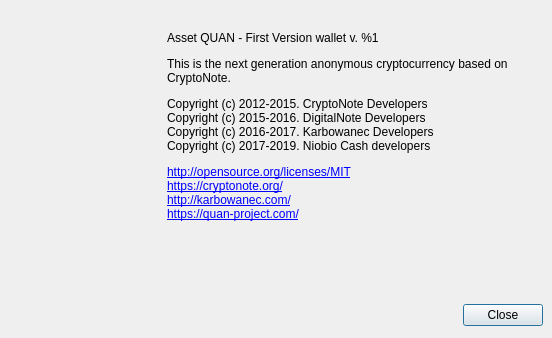
Above: src/gui/ui/aboutdialog.ui from niobio-cash/niobiomoneywallet before the change. Below: the same form after it.
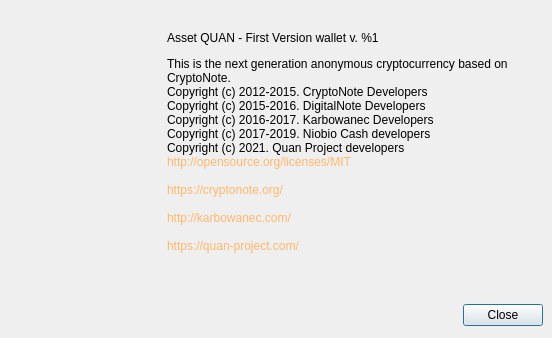
That is the form after the change. Icons and pictures are not drawn.

Commit message: :recycle: refactor(rebrand): :art: styles and ticker

```diff
--- a/src/gui/ui/aboutdialog.ui
+++ b/src/gui/ui/aboutdialog.ui
@@ -101,7 +101,7 @@
          </size>
         </property>
         <property name="text">
-         <string>&lt;html&gt;&lt;head/&gt;&lt;body&gt;&lt;p&gt;Asset QUAN - First Version wallet v. %1&lt;/p&gt;&lt;p&gt;This is the next generation anonymous cryptocurrency based on CryptoNote.&lt;/p&gt;&lt;p&gt;Copyright (c) 2012-2015. CryptoNote Developers&lt;br/&gt;Copyright (c) 2015-2016. DigitalNote Developers&lt;br/&gt;Copyright (c) 2016-2017. Karbowanec Developers&lt;br/&gt;Copyright (c) 2017-2019. Niobio Cash developers&lt;/p&gt;&lt;p&gt;&lt;a href=&quot;http://opensource.org/licenses/MIT&quot;&gt;&lt;span style=&quot; text-decoration: underline; color:#0000ff;&quot;&gt;http://opensource.org/licenses/MIT&lt;/span&gt;&lt;/a&gt;&lt;br/&gt;&lt;a href=&quot;https://cryptonote.org/&quot;&gt;&lt;span style=&quot; text-decoration: underline; color:#0000ff;&quot;&gt;https://cryptonote.org/&lt;/span&gt;&lt;/a&gt;&lt;br/&gt;&lt;a href=&quot;http://karbowanec.com/&quot;&gt;&lt;span style=&quot; text-decoration: underline; color:#0000ff;&quot;&gt;http://karbowanec.com/&lt;/span&gt;&lt;/a&gt;&lt;br/&gt;&lt;a href=&quot;https://quan-project.com/&quot;&gt;&lt;span style=&quot; text-decoration: underline; color:#0000ff;&quot;&gt;https://quan-project.com/&lt;/span&gt;&lt;/a&gt;&lt;/p&gt;&lt;/body&gt;&lt;/html&gt;</string>
+         <string>&lt;html&gt; &lt;head/&gt; &lt;body&gt; &lt;p&gt;Asset QUAN - First Version wallet v. %1&lt;/p&gt; &lt;p&gt;This is the next generation anonymous cryptocurrency based on CryptoNote.&lt;br/&gt; Copyright (c) 2012-2015. CryptoNote Developers&lt;br/&gt;Copyright (c) 2015-2016. DigitalNote Developers&lt;br/&gt;Copyright (c) 2016-2017. Karbowanec Developers&lt;br/&gt; Copyright (c) 2017-2019. Niobio Cash developers&lt;br /&gt; Copyright (c) 2021. Quan Project developers &lt;br/&gt;&lt;a style=&quot;text-decoration: none; color:#ffb86c;&quot; href=&quot;http://opensource.org/licenses/MIT&quot;&gt;http://opensource.org/licenses/MIT&lt;/a&gt;&lt;br/&gt; &lt;br/&gt;&lt;a style=&quot;text-decoration: none; color:#ffb86c;&quot; href=&quot;https://cryptonote.org/&quot;&gt;https://cryptonote.org/&lt;/a&gt;&lt;br/&gt; &lt;br/&gt;&lt;a style=&quot;text-decoration: none; color:#ffb86c;&quot; href=&quot;http://karbowanec.com/&quot;&gt;http://karbowanec.com/&lt;/a&gt;&lt;br/&gt; &lt;br/&gt;&lt;a style=&quot;text-decoration: none; color:#ffb86c;&quot; href=&quot;https://quan-project.com/&quot;&gt;https://quan-project.com/&lt;/a&gt;&lt;br/&gt; &lt;/p&gt; &lt;/body&gt;&lt;/html&gt;</string>
         </property>
         <property name="textFormat">
          <enum>Qt::RichText</enum>
```
The commit also changes 8 other files.
